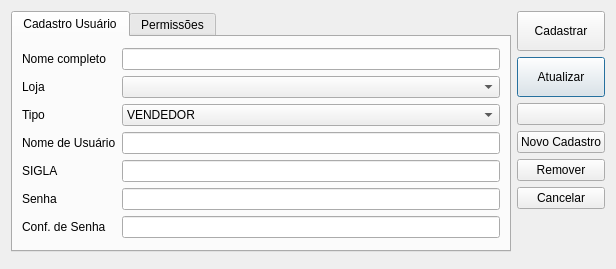
Qt form ui/cadastrousuario.ui (lellisls/ERP-STACCATO) before a commit.
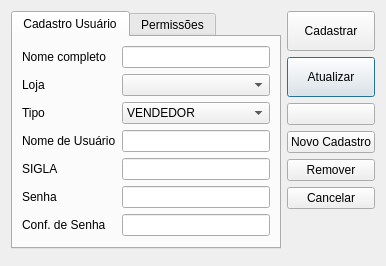
The same form after that commit. Icons and pictures are not drawn. Custom widgets are drawn as their Qt base class.

Commit message: Pequenas correções nos .ui

Diff of the .ui file:
```diff
--- a/ui/cadastrousuario.ui
+++ b/ui/cadastrousuario.ui
@@ -9,8 +9,8 @@
    <rect>
     <x>0</x>
     <y>0</y>
-    <width>616</width>
-    <height>269</height>
+    <width>386</width>
+    <height>261</height>
    </rect>
   </property>
   <property name="windowTitle">
@@ -90,8 +90,8 @@
        </property>
        <property name="sizeHint" stdset="0">
         <size>
-         <width>20</width>
-         <height>40</height>
+         <width>0</width>
+         <height>0</height>
         </size>
        </property>
       </spacer>
@@ -210,6 +210,19 @@
          </item>
         </layout>
        </item>
+       <item row="1" column="0">
+        <spacer name="verticalSpacer_2">
+         <property name="orientation">
+          <enum>Qt::Vertical</enum>
+         </property>
+         <property name="sizeHint" stdset="0">
+          <size>
+           <width>0</width>
+           <height>0</height>
+          </size>
+         </property>
+        </spacer>
+       </item>
       </layout>
      </widget>
      <widget class="QWidget" name="tab_2">
```
The commit also changes 3 other files.
